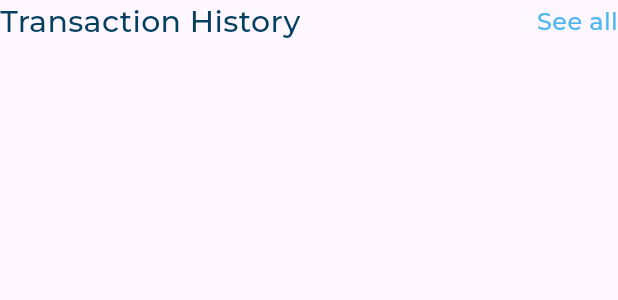
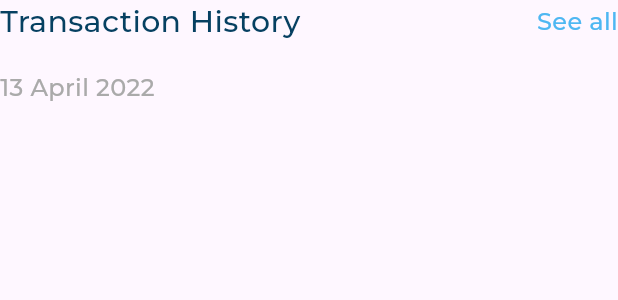
Before and after one commit to tharwatsamy/responsive_dash_board, a Flutter app: the TrasnctionHistory widget shown alone on an empty page, opened directly, on a phone screen of 412 x 824 dp. Shown: the top 300 px of the screen. Run offline on Flutter 3.47's test engine with Material 3 defaults, Android fonts, the phone set to English and light mode, and no system bars; our stand-ins replace expandable_page_view, flutter_svg; project files that could hold a hidden picture were left out.

Commit message:
transction history part two

```diff
--- a/lib/widgets/transction_history.dart
+++ b/lib/widgets/transction_history.dart
@@ -6,9 +6,36 @@ class TrasnctionHistory extends StatelessWidget {
 
   @override
   Widget build(BuildContext context) {
-    return Column(
+    return const Column(
+      crossAxisAlignment: CrossAxisAlignment.start,
       children: [
-        Row(
+        TansctionHistoryHeader(),
+        SizedBox(
+          height: 20,
+        ),
+        Text(
+          '13 April 2022',
+          style: TextStyle(
+            color: Color(0xFFAAAAAA),
+            fontSize: 16,
+            fontFamily: 'Montserrat',
+            fontWeight: FontWeight.w500,
+            height: 0,
+          ),
+        )
+      ],
+    );
+  }
+}
+
+class TansctionHistoryHeader extends StatelessWidget {
+  const TansctionHistoryHeader({
+    super.key,
+  });
+
+  @override
+  Widget build(BuildContext context) {
+    return Row(
       mainAxisAlignment: MainAxisAlignment.spaceBetween,
       children: [
         const Text(
@@ -22,8 +49,6 @@ class TrasnctionHistory extends StatelessWidget {
           ),
         )
       ],
-        ),
-      ],
     );
   }
 }
```
Lines whose indentation alone changed are shown as unchanged.
